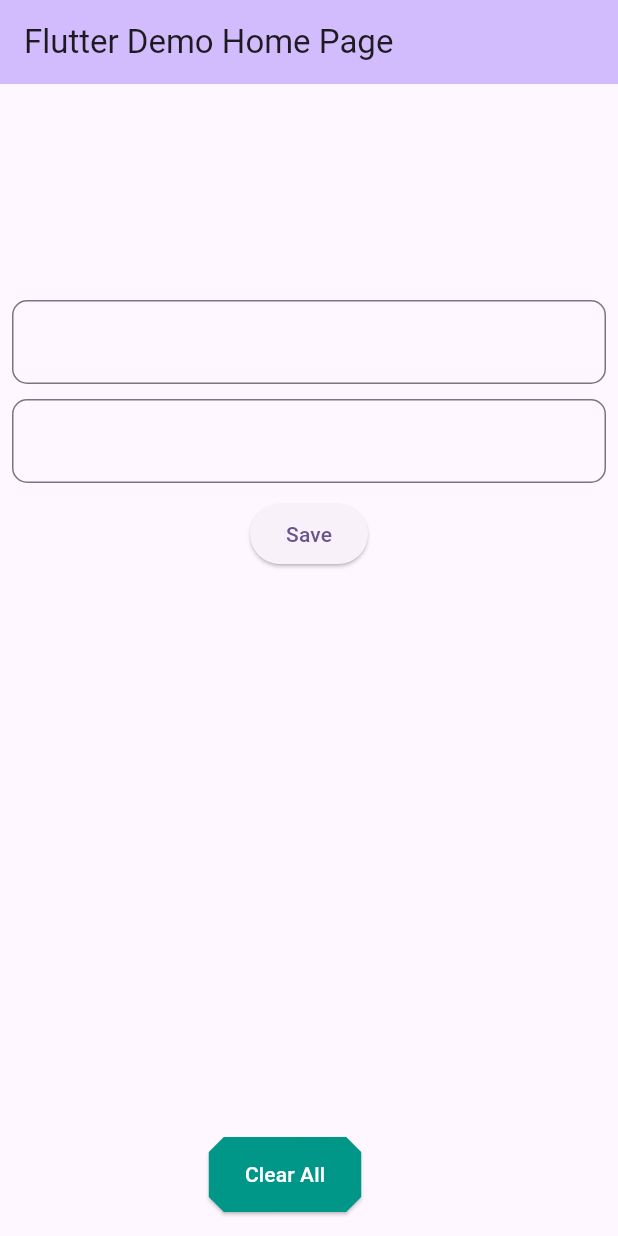
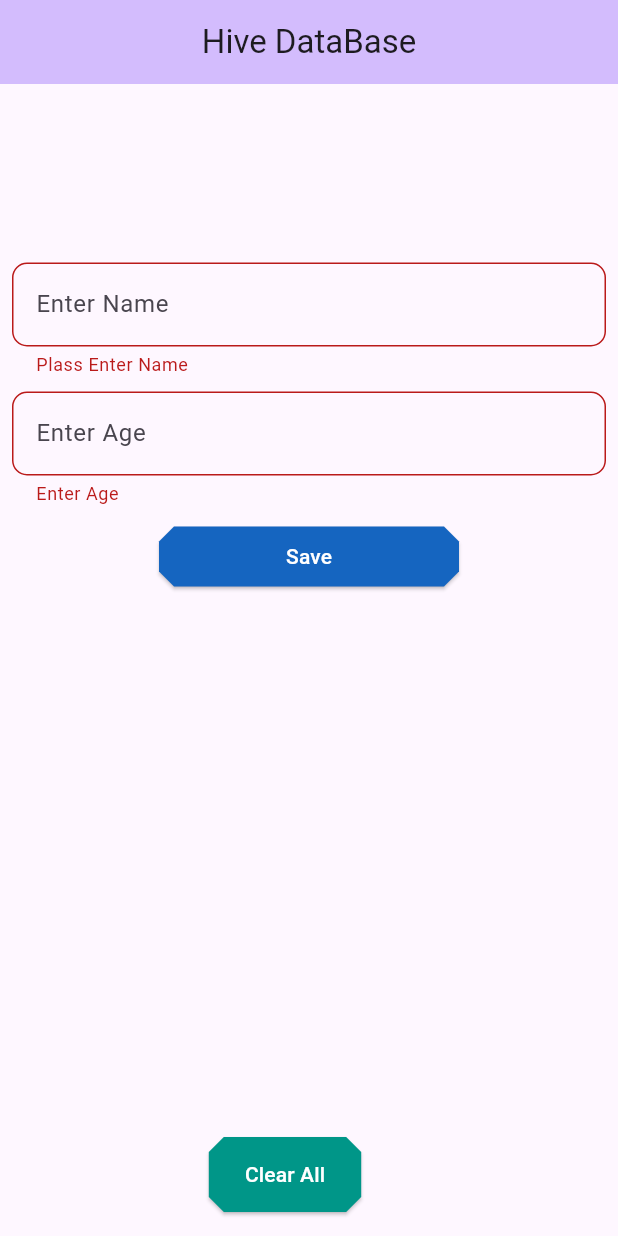
Before and after one commit to mangukiyaRitul/hive, a Flutter app: the MyHomePage screen opened directly, after a tap on "Save", on a phone screen of 412 x 824 dp. Run offline on Flutter 3.47's test engine with Material 2 defaults, Android fonts, the light colour scheme and no system bars; our stand-ins replace hive, hive_flutter; accounts and stored records are empty.

Commit message:
add Vallidation

```diff
--- a/lib/main.dart
+++ b/lib/main.dart
@@ -14,23 +14,22 @@ Future<void> main() async {
 
 class MyApp extends StatelessWidget {
   const MyApp({super.key});
+
   @override
   Widget build(BuildContext context) {
     return MaterialApp(
       title: 'Flutter Demo',
       theme: ThemeData(
-
         colorScheme: ColorScheme.fromSeed(seedColor: Colors.deepPurple),
         useMaterial3: true,
       ),
-      home: const MyHomePage(title: 'Flutter Demo Home Page'),
+      home: const MyHomePage(title: 'Hive DataBase'),
     );
   }
 }
 
 class MyHomePage extends StatefulWidget {
   const MyHomePage({super.key, required this.title});
-
 
   final String title;
 
@@ -40,49 +39,101 @@ class MyHomePage extends StatefulWidget {
 
 class _MyHomePageState extends State<MyHomePage> {
 
-  TextEditingController Name =TextEditingController();
-  TextEditingController Number =TextEditingController();
+  TextEditingController  name = TextEditingController();
+  TextEditingController number = TextEditingController();
 
+  final key = GlobalKey<FormState>();
 
   @override
   Widget build(BuildContext context) {
     return Scaffold(
         appBar: AppBar(
-
           backgroundColor: Theme.of(context).colorScheme.inversePrimary,
-        title: Text(widget.title),
+          title: Center(child: Text(widget.title)),
         ),
-      body: Center(
+        body: Form(
+          key: key,
+          child: Center(
             child: SingleChildScrollView(
               child: Padding(
                 padding: const EdgeInsets.all(8.0),
                 child: Column(
                   mainAxisAlignment: MainAxisAlignment.center,
                   children: <Widget>[
-
                     TextFormField(
-                  controller: Name,
+                      controller: name,
+                      validator: (namevalue) {
+                        if(namevalue != null && namevalue.trim().isNotEmpty)
+                          {
+                            return null;
+                          }else
+                            {
+                              return "Plass Enter Name";
+                            }
+                      },
                       decoration: InputDecoration(
+                        hintText: "Enter Name",
                           border: OutlineInputBorder(
                         borderRadius: BorderRadius.circular(10),
-                    )
+                      )),
                     ),
+                    const SizedBox(
+                      height: 10,
                     ),
-                SizedBox(height: 10,),
                     TextFormField(
-                  controller: Number,
+                      controller: number,
+                      validator: (value) {
+                        if(value != null && value.isNotEmpty)
+                          {
+                            if( value.length != 3)
+                            {
+                              return null;
+                            }
+                            else
+                            {
+                              return "Pleas Enter Valid Age";
+                            }
+                          }
+                        else
+                          {
+                            return "Enter Age";
+                          }
+                      },
                       decoration: InputDecoration(
+                        hintText: "Enter Age",
                           border: OutlineInputBorder(
                         borderRadius: BorderRadius.circular(10),
-                      )
+                      )),
                     ),
+                    const SizedBox(
+                      height: 10,
                     ),
-                SizedBox(height: 10,),
-                ElevatedButton(onPressed: () {
+                    ElevatedButton(
+                        style: ElevatedButton.styleFrom(
+                          fixedSize: const Size.fromWidth(200),
+                          backgroundColor: Colors.blue.shade800,
+                          shape: BeveledRectangleBorder(
+                              borderRadius: BorderRadius.circular(10)),
+                        ),
+                        onPressed: () {
+                          if(key.currentState!.validate())
+                            {
                               setState(() {
-                boxpersopn.put('key_${Name.text}',Person(name:Name.text,age: int.parse(Number.text) ),);
+                                boxpersopn.put(
+                                  'key_${name.text}',
+                                  Person(
+                                      name: name.text, age: int.parse(number.text)),
+                                );
                               });
-                }, child: Text("Save")),
+                            }
+                        },
+                        child: const Text(
+                          "Save",
+                          style: TextStyle(color: Colors.white),
+                        )),
+                    const SizedBox(
+                      height: 10,
+                    ),
                     SizedBox(
                       height: 300,
                       child: ListView.builder(
@@ -92,21 +143,28 @@ class _MyHomePageState extends State<MyHomePage> {
                           return ListTile(
                             onTap: () {
                               setState(() {
-                          boxpersopn.putAt(index, Person(name: Name.text, age: int.parse(Number.text)));
+                                boxpersopn.putAt(
+                                    index,
+                                    Person(
+                                        name: name.text,
+                                        age: int.parse(number.text)));
                               });
                             },
-
                             title: Text("Name : ${person.name}"),
                             subtitle: Text("Age : ${person.age}"),
-                      trailing:  IconButton(onPressed: (){
+                            trailing: IconButton(
+                                onPressed: () {
                                   setState(() {
                                     boxpersopn.deleteAt(index);
                                   });
-                      }, icon: Icon(Icons.delete)),
+                                },
+                                icon: const Icon(Icons.delete)),
                           );
-                  },),
+                        },
+                      ),
                     )
                   ],
+                ),
               ),
             ),
           ),
@@ -115,15 +173,20 @@ class _MyHomePageState extends State<MyHomePage> {
           alignment: Alignment.bottomCenter,
           child: ElevatedButton(
               style: ElevatedButton.styleFrom(
-              fixedSize: Size.fromHeight(50),
+                fixedSize: const Size.fromHeight(50),
                 backgroundColor: Colors.teal,
-              shape: BeveledRectangleBorder(borderRadius: BorderRadius.circular(10)),
+                shape: BeveledRectangleBorder(
+                    borderRadius: BorderRadius.circular(10)),
               ),
-            onPressed: (){
+              onPressed: () {
                 setState(() {
                   boxpersopn.clear();
                 });
-        }, child: Text("Clear All",style: TextStyle(color: Colors.white),)),
+              },
+              child: const Text(
+                "Clear All",
+                style: TextStyle(color: Colors.white),
+              )),
         ) // This trailing comma makes auto-formatting nicer for build methods.
         );
   }
```
Also changed, not shown: lib/hive_adepter.g.dart. Lines whose indentation alone changed are shown as unchanged.
